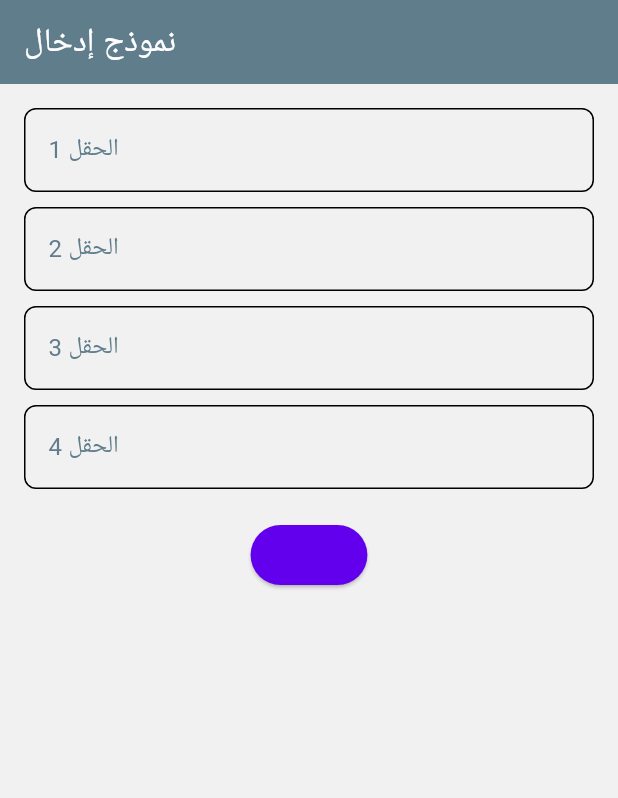
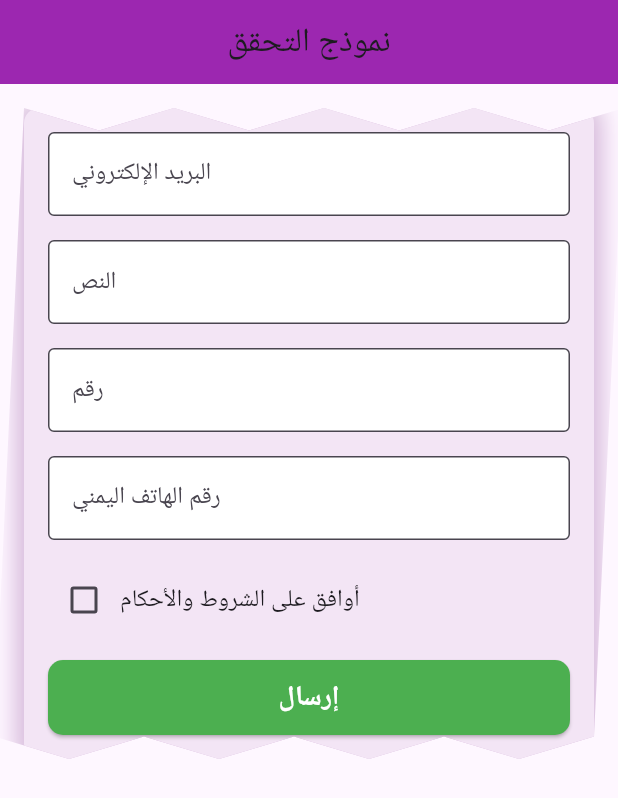
Before and after one commit to Nosyba44/nosybapro_app, a Flutter app: the screen it shows after launch, on a phone screen of 412 x 824 dp. Shown: the top 798 px of the screen. Run offline on Flutter 3.47's test engine with Material 3 defaults, Android fonts, the phone set to English and light mode, and no system bars; our stand-ins replace form_field_validator.

Commit message:
وصف للتعديلات

```diff
--- a/lib/main.dart
+++ b/lib/main.dart
@@ -1,171 +1,228 @@
 import 'package:flutter/material.dart';
-import 'colors.dart'; // استيراد ملف الألوان
+import 'package:form_field_validator/form_field_validator.dart';
 
 void main() {
-  runApp(const MyApp());
+  runApp(MyApp());
 }
 
 class MyApp extends StatelessWidget {
-  const MyApp({Key? key}) : super(key: key);
-
   @override
   Widget build(BuildContext context) {
     return MaterialApp(
       debugShowCheckedModeBanner: false,
-      theme: ThemeData(
-        // استخدام ColorScheme لتعريف الألوان بشكل مخصص
-        colorScheme: const ColorScheme(
-          brightness: Brightness.light, // يمكن تغييره إلى .dark للإضاءة الداكنة
-          primary: Colors.transparent, // لن يتم استخدامه هنا
-          onPrimary: Colors.transparent, // لن يتم استخدامه
-          secondary: accentColor,
-          onSecondary: Colors.white,
-          background: backgroundColor,
-          onBackground: Colors.black,
-          surface: Colors.white,
-          onSurface: Colors.black,
-          error: errorColor,
-          onError: Colors.white,
-        ),
-        scaffoldBackgroundColor: backgroundColor,
-        buttonTheme: ButtonThemeData(
-          buttonColor: buttonColor,
-        ),
-        textTheme: const TextTheme(
-          bodyLarge: TextStyle(color: textColor),
-        ),
-        appBarTheme: const AppBarTheme(
-          backgroundColor: Colors.blueGrey, // لون AppBar
-          foregroundColor: Colors.white, // لون النص داخل AppBar
-        ),
-      ),
-      home: const MyFormPage(),
+      home: CustomFormScreen(),
     );
   }
 }
 
-class MyFormPage extends StatefulWidget {
-  const MyFormPage({Key? key}) : super(key: key);
-
+class CustomFormScreen extends StatefulWidget {
   @override
-  _MyFormPageState createState() => _MyFormPageState();
+  _CustomFormScreenState createState() => _CustomFormScreenState();
 }
 
-class _MyFormPageState extends State<MyFormPage> {
+class _CustomFormScreenState extends State<CustomFormScreen> {
   final _formKey = GlobalKey<FormState>();
-
-  final TextEditingController field1Controller = TextEditingController();
-  final TextEditingController field2Controller = TextEditingController();
-  final TextEditingController field3Controller = TextEditingController();
-  final TextEditingController field4Controller = TextEditingController();
+  final TextEditingController _emailController = TextEditingController();
+  final TextEditingController _textController = TextEditingController();
+  final TextEditingController _numberController = TextEditingController();
+  final TextEditingController _phoneController = TextEditingController();
+  bool _agreeToTerms = false;
 
   void _submitForm() {
-    if (_formKey.currentState!.validate()) {
-      showDialog(
-        context: context,
-        builder: (context) => AlertDialog(
-          title: const Text("القيم المدخلة"),
-          content: Text(
-              "الحقل 1: ${field1Controller.text}\nالحقل 2: ${field2Controller.text}\nالحقل 3: ${field3Controller.text}\nالحقل 4: ${field4Controller.text}"),
-          actions: [
-            TextButton(
-              onPressed: () => Navigator.pop(context),
-              child: const Text("حسناً"),
-            ),
-          ],
-        ),
+    if (_formKey.currentState!.validate() && _agreeToTerms) {
+      ScaffoldMessenger.of(context).showSnackBar(
+        SnackBar(content: Text('تم إرسال النموذج بنجاح!')),
+      );
+    } else if (!_agreeToTerms) {
+      ScaffoldMessenger.of(context).showSnackBar(
+        SnackBar(content: Text('يجب الموافقة على الشروط والأحكام.')),
+      );
+    } else {
+      ScaffoldMessenger.of(context).showSnackBar(
+        SnackBar(content: Text('يرجى تصحيح الأخطاء في النموذج.')),
       );
     }
-  }
-
-  @override
-  void dispose() {
-    field1Controller.dispose();
-    field2Controller.dispose();
-    field3Controller.dispose();
-    field4Controller.dispose();
-    super.dispose();
   }
 
   @override
   Widget build(BuildContext context) {
     return Scaffold(
       appBar: AppBar(
-        title: const Text('نموذج إدخال'),
+        title: Text('نموذج التحقق'),
+        centerTitle: true,
+        backgroundColor: Colors.purple,
       ),
       body: Padding(
+        padding: const EdgeInsets.all(16.0),
+        child: SingleChildScrollView(
+          child: ClipPath(
+            clipper: TopBottomZigZagClipper(),
+            child: Container(
+              decoration: BoxDecoration(
+                color: Colors.purple[50],
+                boxShadow: [
+                  BoxShadow(
+                    color: Colors.purple.withOpacity(0.3),
+                    blurRadius: 15,
+                    spreadRadius: 3,
+                    offset: Offset(0, 2),
+                  ),
+                  BoxShadow(
+                    color: Colors.grey.withOpacity(0.2),
+                    blurRadius: 10,
+                    spreadRadius: 5,
+                    offset: Offset(0, 0),
+                  ),
+                ],
+                borderRadius: BorderRadius.circular(10),
+              ),
+              child: Padding(
                 padding: const EdgeInsets.all(16.0),
                 child: Form(
                   key: _formKey,
                   child: Column(
                     children: [
                       TextFormField(
-                controller: field1Controller,
+                        controller: _emailController,
                         decoration: InputDecoration(
-                  labelText: 'الحقل 1',
-                  labelStyle: const TextStyle(color: Colors.blueGrey),
-                  border: OutlineInputBorder(
-                    borderRadius: BorderRadius.circular(8),
-                    borderSide: const BorderSide(color: Colors.blueGrey),
+                          labelText: 'البريد الإلكتروني',
+                          border: OutlineInputBorder(),
+                          filled: true,
+                          fillColor: Colors.white,
+                        ),
+                        validator: EmailValidator(
+                            errorText: 'يرجى إدخال بريد إلكتروني صحيح'),
+                      ),
+                      SizedBox(height: 16),
+                      TextFormField(
+                        controller: _textController,
+                        decoration: InputDecoration(
+                          labelText: 'النص',
+                          border: OutlineInputBorder(),
+                          filled: true,
+                          fillColor: Colors.white,
+                        ),
+                        validator: RequiredValidator(errorText: 'النص مطلوب'),
+                      ),
+                      SizedBox(height: 16),
+                      TextFormField(
+                        controller: _numberController,
+                        decoration: InputDecoration(
+                          labelText: 'رقم',
+                          border: OutlineInputBorder(),
+                          filled: true,
+                          fillColor: Colors.white,
+                        ),
+                        validator: PatternValidator(r'^[0-9]+$',
+                            errorText: 'يرجى إدخال أرقام فقط'),
+                      ),
+                      SizedBox(height: 16),
+                      TextFormField(
+                        controller: _phoneController,
+                        decoration: InputDecoration(
+                          labelText: 'رقم الهاتف اليمني',
+                          border: OutlineInputBorder(),
+                          filled: true,
+                          fillColor: Colors.white,
+                        ),
+                        validator: PatternValidator(
+                          r'^(9677|96773|96771)[0-9]{6}$',
+                          errorText: 'يرجى إدخال رقم هاتف يمني صحيح',
                         ),
                       ),
-                validator: (value) =>
-                    value!.isEmpty ? 'يرجى ملء هذا الحقل' : null,
+                      SizedBox(height: 16),
+                      Row(
+                        children: [
+                          Checkbox(
+                            value: _agreeToTerms,
+                            onChanged: (value) {
+                              setState(() {
+                                _agreeToTerms = value!;
+                              });
+                            },
                           ),
-              const SizedBox(height: 10),
-              TextFormField(
-                controller: field2Controller,
-                decoration: InputDecoration(
-                  labelText: 'الحقل 2',
-                  labelStyle: const TextStyle(color: Colors.blueGrey),
-                  border: OutlineInputBorder(
-                    borderRadius: BorderRadius.circular(8),
-                    borderSide: const BorderSide(color: Colors.blueGrey),
-                  ),
-                ),
-                validator: (value) =>
-                    value!.isEmpty ? 'يرجى ملء هذا الحقل' : null,
-              ),
-              const SizedBox(height: 10),
-              TextFormField(
-                controller: field3Controller,
-                decoration: InputDecoration(
-                  labelText: 'الحقل 3',
-                  labelStyle: const TextStyle(color: Colors.blueGrey),
-                  border: OutlineInputBorder(
-                    borderRadius: BorderRadius.circular(8),
-                    borderSide: const BorderSide(color: Colors.blueGrey),
-                  ),
-                ),
-                validator: (value) =>
-                    value!.isEmpty ? 'يرجى ملء هذا الحقل' : null,
-              ),
-              const SizedBox(height: 10),
-              TextFormField(
-                controller: field4Controller,
-                decoration: InputDecoration(
-                  labelText: 'الحقل 4',
-                  labelStyle: const TextStyle(color: Colors.blueGrey),
-                  border: OutlineInputBorder(
-                    borderRadius: BorderRadius.circular(8),
-                    borderSide: const BorderSide(color: Colors.blueGrey),
-                  ),
-                ),
-                validator: (value) =>
-                    value!.isEmpty ? 'يرجى ملء هذا الحقل' : null,
-              ),
-              const SizedBox(height: 20),
-              ElevatedButton(
-                onPressed: _submitForm,
-                child: const Text('إرسال'),
-                style: ElevatedButton.styleFrom(
-                  backgroundColor: buttonColor,
+                          Expanded(
+                            child: Text(
+                              'أوافق على الشروط والأحكام',
+                              style: TextStyle(fontSize: 16),
                             ),
                           ),
                         ],
+                      ),
+                      SizedBox(height: 16),
+                      CustomButton(
+                        label: 'إرسال',
+                        color: Colors.green,
+                        onPressed: _submitForm,
+                      ),
+                    ],
+                  ),
+                ),
+              ),
+            ),
           ),
         ),
       ),
     );
   }
 }
+
+// Custom clipper for zigzag at top and bottom only
+class TopBottomZigZagClipper extends CustomClipper<Path> {
+  @override
+  Path getClip(Size size) {
+    const double zigzagWidth = 100;
+    const double zigzagHeight = 15;
+    final path = Path();
+    path.moveTo(0, 0);
+    for (double i = 0; i < size.width; i += zigzagWidth) {
+      path.lineTo(i + zigzagWidth / 2, zigzagHeight);
+      path.lineTo(i + zigzagWidth, 0);
+    }
+    path.lineTo(size.width, size.height - zigzagHeight);
+    for (double i = size.width; i > 0; i -= zigzagWidth) {
+      path.lineTo(i - zigzagWidth / 2, size.height);
+      path.lineTo(i - zigzagWidth, size.height - zigzagHeight);
+    }
+    path.lineTo(0, 0);
+    path.close();
+    return path;
+  }
+
+  @override
+  bool shouldReclip(CustomClipper<Path> oldClipper) => false;
+}
+
+class CustomButton extends StatelessWidget {
+  final String label;
+  final Color color;
+  final VoidCallback onPressed;
+
+  const CustomButton({
+    required this.label,
+    required this.color,
+    required this.onPressed,
+  });
+
+  @override
+  Widget build(BuildContext context) {
+    return ElevatedButton(
+      style: ElevatedButton.styleFrom(
+        backgroundColor: color,
+        shape: RoundedRectangleBorder(
+          borderRadius: BorderRadius.circular(10),
+        ),
+        minimumSize: Size(double.infinity, 50),
+      ),
+      onPressed: onPressed,
+      child: Text(
+        label,
+        style: TextStyle(
+          fontSize: 18,
+          fontWeight: FontWeight.bold,
+          color: Colors.white,
+        ),
+      ),
+    );
+  }
+}
```
Also changed, not shown: pubspec.yaml (+1 -69 lines), pubspec.lock. Lines whose indentation alone changed are shown as unchanged.
